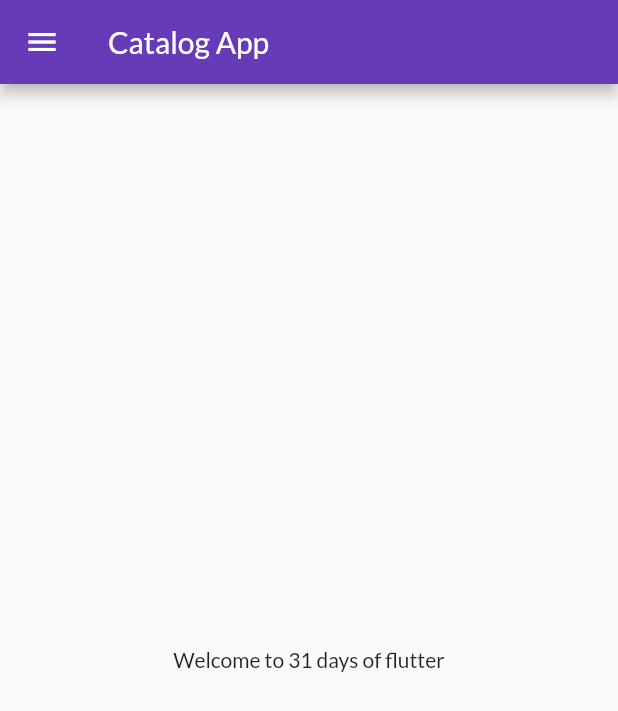
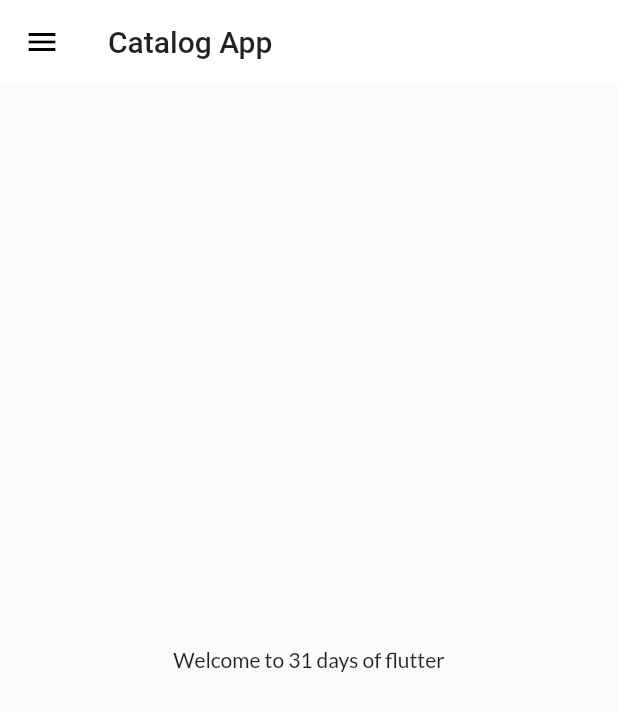
Before and after one commit to ShubhamJitiya/30-days-of-flutter, a Flutter app: the screen it shows after launch, on a phone screen of 412 x 824 dp. Shown: the top 711 px of the screen. Run offline on Flutter 3.47's test engine with Material 2 defaults, Android fonts, the phone set to English and light mode, and no system bars; our stand-ins replace google_fonts; missing offline and left inert: dart:ffi; statements that could not run were skipped.

Commit message:
Themes extracted

```diff
--- a/lib/main.dart
+++ b/lib/main.dart
@@ -2,6 +2,7 @@ import 'package:flutter/material.dart';
 import 'package:flutter_application_1/pages/home_page.dart';
 import 'package:flutter_application_1/pages/login_page.dart';
 import 'package:flutter_application_1/utils/routes.dart';
+import 'package:flutter_application_1/widgets/themes.dart';
 import 'package:google_fonts/google_fonts.dart';
 
 void main() {
@@ -13,16 +14,13 @@ class MyApp extends StatelessWidget {
   Widget build(BuildContext context) {
     return MaterialApp(
       themeMode: ThemeMode.light,
-      theme: ThemeData(
-        primarySwatch: Colors.deepPurple,
-        fontFamily: GoogleFonts.lato().fontFamily,
-      ),
+      theme: MyTheme.lightTheme(context),
       debugShowCheckedModeBanner: false,
-      darkTheme: ThemeData(brightness: Brightness.dark),
+      darkTheme: MyTheme.darkTheme(context),
       initialRoute: MyRoutes.homeRoute,
       routes: {
         "/": (context) => LoginPage(),
-        MyRoutes.loginRoute : (context) => LoginPage(),
+        MyRoutes.loginRoute: (context) => LoginPage(),
         MyRoutes.homeRoute: (context) => HomePage()
       },
     );
--- /dev/null
+++ b/lib/widgets/themes.dart
@@ -0,0 +1,22 @@
+import 'package:flutter/material.dart';
+import 'package:google_fonts/google_fonts.dart';
+
+class MyTheme{
+  static ThemeData lightTheme(BuildContext context) =>
+    ThemeData(
+        primarySwatch: Colors.deepPurple,
+        fontFamily: GoogleFonts.lato().fontFamily,
+        appBarTheme: AppBarTheme(
+          color: Colors.white,
+          elevation: 0.0,
+          iconTheme: IconThemeData(color: Colors.black),
+          toolbarTextStyle: Theme.of(context).textTheme.headline6,
+          titleTextStyle: Theme.of(context).textTheme.headline6,
+        ),
+      );
+
+  static ThemeData darkTheme(BuildContext context) =>
+    ThemeData(
+      brightness: Brightness.dark;
+      );
+}
```
